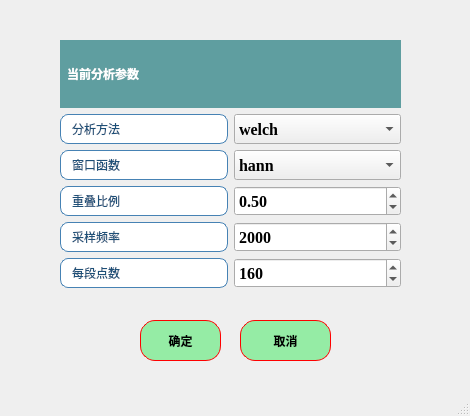
This is ui/VA_method_para.ui in azhongege24/predict_first as Qt 5 draws it before an edit. The edited form follows.
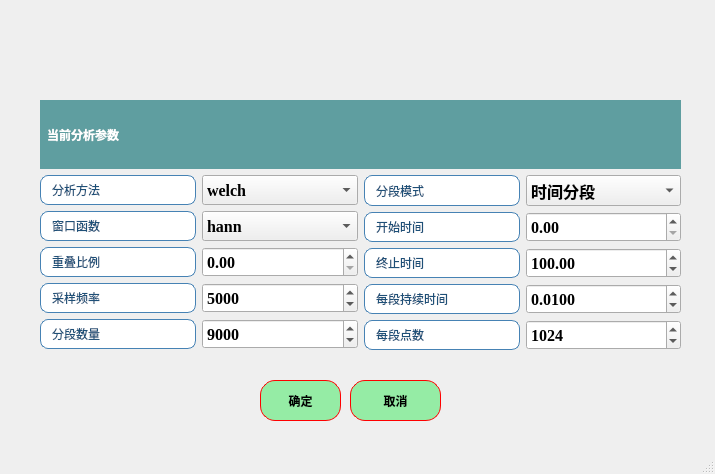
This is the edited form.

Commit message: 目前是有两种切换方式，时间分段和点数分段，但是那个预期得到160个输出功率谱密度的点还需要再琢磨一下，是否参数是可以指定

```diff
--- a/ui/VA_method_para.ui
+++ b/ui/VA_method_para.ui
@@ -6,8 +6,8 @@
    <rect>
     <x>0</x>
     <y>0</y>
-    <width>470</width>
-    <height>416</height>
+    <width>715</width>
+    <height>474</height>
    </rect>
   </property>
   <property name="windowTitle">
@@ -17,8 +17,8 @@
    <widget class="QPushButton" name="pushButton_2">
     <property name="geometry">
      <rect>
-      <x>240</x>
-      <y>320</y>
+      <x>350</x>
+      <y>380</y>
       <width>91</width>
       <height>41</height>
      </rect>
@@ -48,8 +48,8 @@
    <widget class="QPushButton" name="pushButton">
     <property name="geometry">
      <rect>
-      <x>140</x>
-      <y>320</y>
+      <x>260</x>
+      <y>380</y>
       <width>81</width>
       <height>41</height>
      </rect>
@@ -79,10 +79,10 @@
    <widget class="QWidget" name="layoutWidget">
     <property name="geometry">
      <rect>
-      <x>60</x>
-      <y>40</y>
-      <width>341</width>
-      <height>248</height>
+      <x>40</x>
+      <y>100</y>
+      <width>641</width>
+      <height>250</height>
      </rect>
     </property>
     <layout class="QVBoxLayout" name="verticalLayout_2">
@@ -107,6 +107,8 @@
       </widget>
      </item>
      <item>
+      <layout class="QHBoxLayout" name="horizontalLayout_5">
+       <item>
       <layout class="QVBoxLayout" name="verticalLayout">
        <item>
         <layout class="QHBoxLayout" name="horizontalLayout">
@@ -329,7 +331,7 @@
             <double>0.100000000000000</double>
            </property>
            <property name="value">
-            <double>0.500000000000000</double>
+              <double>0.000000000000000</double>
            </property>
           </widget>
          </item>
@@ -385,14 +387,323 @@
             <number>9999</number>
            </property>
            <property name="value">
-            <number>2000</number>
+              <number>5000</number>
            </property>
           </widget>
          </item>
         </layout>
        </item>
        <item>
-        <layout class="QHBoxLayout" name="horizontalLayout_5">
+          <layout class="QHBoxLayout" name="horizontalLayout_6">
+           <item>
+            <widget class="QLabel" name="label_9">
+             <property name="minimumSize">
+              <size>
+               <width>0</width>
+               <height>0</height>
+              </size>
+             </property>
+             <property name="maximumSize">
+              <size>
+               <width>16777215</width>
+               <height>30</height>
+              </size>
+             </property>
+             <property name="styleSheet">
+              <string notr="true">QLabel {
+    border: 1px solid rgb(70, 130, 180);   /* 增强为科研蓝边框，参考Nature期刊图表色 */
+    border-radius: 8px;
+    padding: 4px 8px;
+    background-color: rgb(255, 255, 255);  /* 纯白背景提升对比度 */
+    color: rgb(30, 80, 120);               /* 深海军蓝文字，对比度达8:1 */
+    font: bold 16pt &quot;Times New Roman&quot;;     
+    qproperty-alignment: 'AlignCenter';
+    /* 强化阴影效果 */
+}
+
+QLabel:hover {
+    border-color: rgb(0, 100, 180);        /* 悬停时使用更高饱和的科研蓝 */
+    background-color: rgb(240, 248, 255);  /* 极浅蓝悬停反馈 */
+}
+
+QLabel:pressed {
+    background-color: rgb(220, 240, 255);  /* 按压状态模拟墨水渗透效果 */
+}</string>
+             </property>
+             <property name="text">
+              <string>分段数量</string>
+             </property>
+            </widget>
+           </item>
+           <item>
+            <widget class="QSpinBox" name="spinBox_num_segments">
+             <property name="minimumSize">
+              <size>
+               <width>0</width>
+               <height>30</height>
+              </size>
+             </property>
+             <property name="font">
+              <font>
+               <family>Times New Roman</family>
+               <pointsize>12</pointsize>
+               <weight>75</weight>
+               <bold>true</bold>
+              </font>
+             </property>
+             <property name="maximum">
+              <number>9999</number>
+             </property>
+             <property name="singleStep">
+              <number>1</number>
+             </property>
+             <property name="value">
+              <number>9000</number>
+             </property>
+            </widget>
+           </item>
+          </layout>
+         </item>
+        </layout>
+       </item>
+       <item>
+        <layout class="QVBoxLayout" name="verticalLayout_4">
+         <item>
+          <layout class="QHBoxLayout" name="horizontalLayout_11">
+           <item>
+            <widget class="QLabel" name="label_11">
+             <property name="styleSheet">
+              <string notr="true">QLabel {
+    border: 1px solid rgb(70, 130, 180);   /* 增强为科研蓝边框，参考Nature期刊图表色 */
+    border-radius: 8px;
+    padding: 4px 8px;
+    background-color: rgb(255, 255, 255);  /* 纯白背景提升对比度 */
+    color: rgb(30, 80, 120);               /* 深海军蓝文字，对比度达8:1 */
+    font: bold 16pt &quot;Times New Roman&quot;;     
+    qproperty-alignment: 'AlignCenter';
+    /* 强化阴影效果 */
+}
+
+QLabel:hover {
+    border-color: rgb(0, 100, 180);        /* 悬停时使用更高饱和的科研蓝 */
+    background-color: rgb(240, 248, 255);  /* 极浅蓝悬停反馈 */
+}
+
+QLabel:pressed {
+    background-color: rgb(220, 240, 255);  /* 按压状态模拟墨水渗透效果 */
+}</string>
+             </property>
+             <property name="text">
+              <string>分段模式</string>
+             </property>
+            </widget>
+           </item>
+           <item>
+            <widget class="QComboBox" name="comboBox_segment_mode">
+             <property name="minimumSize">
+              <size>
+               <width>4</width>
+               <height>30</height>
+              </size>
+             </property>
+             <property name="font">
+              <font>
+               <family>楷体</family>
+               <pointsize>12</pointsize>
+               <weight>75</weight>
+               <bold>true</bold>
+              </font>
+             </property>
+             <item>
+              <property name="text">
+               <string>时间分段</string>
+              </property>
+             </item>
+             <item>
+              <property name="text">
+               <string>点数分段</string>
+              </property>
+             </item>
+            </widget>
+           </item>
+          </layout>
+         </item>
+         <item>
+          <layout class="QHBoxLayout" name="horizontalLayout_12">
+           <item>
+            <widget class="QLabel" name="label_7">
+             <property name="styleSheet">
+              <string notr="true">QLabel {
+    border: 1px solid rgb(70, 130, 180);   /* 增强为科研蓝边框，参考Nature期刊图表色 */
+    border-radius: 8px;
+    padding: 4px 8px;
+    background-color: rgb(255, 255, 255);  /* 纯白背景提升对比度 */
+    color: rgb(30, 80, 120);               /* 深海军蓝文字，对比度达8:1 */
+    font: bold 16pt &quot;Times New Roman&quot;;     
+    qproperty-alignment: 'AlignCenter';
+    /* 强化阴影效果 */
+}
+
+QLabel:hover {
+    border-color: rgb(0, 100, 180);        /* 悬停时使用更高饱和的科研蓝 */
+    background-color: rgb(240, 248, 255);  /* 极浅蓝悬停反馈 */
+}
+
+QLabel:pressed {
+    background-color: rgb(220, 240, 255);  /* 按压状态模拟墨水渗透效果 */
+}</string>
+             </property>
+             <property name="text">
+              <string>开始时间</string>
+             </property>
+            </widget>
+           </item>
+           <item>
+            <widget class="QDoubleSpinBox" name="doubleSpinBox_start_time">
+             <property name="minimumSize">
+              <size>
+               <width>0</width>
+               <height>30</height>
+              </size>
+             </property>
+             <property name="font">
+              <font>
+               <family>Times New Roman</family>
+               <pointsize>12</pointsize>
+               <weight>75</weight>
+               <bold>true</bold>
+              </font>
+             </property>
+             <property name="singleStep">
+              <double>0.100000000000000</double>
+             </property>
+             <property name="value">
+              <double>0.000000000000000</double>
+             </property>
+            </widget>
+           </item>
+          </layout>
+         </item>
+         <item>
+          <layout class="QHBoxLayout" name="horizontalLayout_13">
+           <item>
+            <widget class="QLabel" name="label_8">
+             <property name="styleSheet">
+              <string notr="true">QLabel {
+    border: 1px solid rgb(70, 130, 180);   /* 增强为科研蓝边框，参考Nature期刊图表色 */
+    border-radius: 8px;
+    padding: 4px 8px;
+    background-color: rgb(255, 255, 255);  /* 纯白背景提升对比度 */
+    color: rgb(30, 80, 120);               /* 深海军蓝文字，对比度达8:1 */
+    font: bold 16pt &quot;Times New Roman&quot;;     
+    qproperty-alignment: 'AlignCenter';
+    /* 强化阴影效果 */
+}
+
+QLabel:hover {
+    border-color: rgb(0, 100, 180);        /* 悬停时使用更高饱和的科研蓝 */
+    background-color: rgb(240, 248, 255);  /* 极浅蓝悬停反馈 */
+}
+
+QLabel:pressed {
+    background-color: rgb(220, 240, 255);  /* 按压状态模拟墨水渗透效果 */
+}</string>
+             </property>
+             <property name="text">
+              <string>终止时间</string>
+             </property>
+            </widget>
+           </item>
+           <item>
+            <widget class="QDoubleSpinBox" name="doubleSpinBox_end_time">
+             <property name="minimumSize">
+              <size>
+               <width>0</width>
+               <height>30</height>
+              </size>
+             </property>
+             <property name="font">
+              <font>
+               <family>Times New Roman</family>
+               <pointsize>12</pointsize>
+               <weight>75</weight>
+               <bold>true</bold>
+              </font>
+             </property>
+             <property name="maximum">
+              <double>999.899999999999977</double>
+             </property>
+             <property name="singleStep">
+              <double>0.100000000000000</double>
+             </property>
+             <property name="value">
+              <double>100.000000000000000</double>
+             </property>
+            </widget>
+           </item>
+          </layout>
+         </item>
+         <item>
+          <layout class="QHBoxLayout" name="horizontalLayout_14">
+           <item>
+            <widget class="QLabel" name="label_10">
+             <property name="styleSheet">
+              <string notr="true">QLabel {
+    border: 1px solid rgb(70, 130, 180);   /* 增强为科研蓝边框，参考Nature期刊图表色 */
+    border-radius: 8px;
+    padding: 4px 8px;
+    background-color: rgb(255, 255, 255);  /* 纯白背景提升对比度 */
+    color: rgb(30, 80, 120);               /* 深海军蓝文字，对比度达8:1 */
+    font: bold 16pt &quot;Times New Roman&quot;;     
+    qproperty-alignment: 'AlignCenter';
+    /* 强化阴影效果 */
+}
+
+QLabel:hover {
+    border-color: rgb(0, 100, 180);        /* 悬停时使用更高饱和的科研蓝 */
+    background-color: rgb(240, 248, 255);  /* 极浅蓝悬停反馈 */
+}
+
+QLabel:pressed {
+    background-color: rgb(220, 240, 255);  /* 按压状态模拟墨水渗透效果 */
+}</string>
+             </property>
+             <property name="text">
+              <string>每段持续时间</string>
+             </property>
+            </widget>
+           </item>
+           <item>
+            <widget class="QDoubleSpinBox" name="doubleSpinBox_segment_duration">
+             <property name="minimumSize">
+              <size>
+               <width>0</width>
+               <height>30</height>
+              </size>
+             </property>
+             <property name="font">
+              <font>
+               <family>Times New Roman</family>
+               <pointsize>12</pointsize>
+               <weight>75</weight>
+               <bold>true</bold>
+              </font>
+             </property>
+             <property name="decimals">
+              <number>4</number>
+             </property>
+             <property name="singleStep">
+              <double>0.100000000000000</double>
+             </property>
+             <property name="value">
+              <double>0.010000000000000</double>
+             </property>
+            </widget>
+           </item>
+          </layout>
+         </item>
+         <item>
+          <layout class="QHBoxLayout" name="horizontalLayout_10">
          <item>
           <widget class="QLabel" name="label_6">
            <property name="styleSheet">
@@ -444,9 +755,11 @@
             <number>100</number>
            </property>
            <property name="value">
-            <number>160</number>
-           </property>
-          </widget>
+              <number>1024</number>
+             </property>
+            </widget>
+           </item>
+          </layout>
          </item>
         </layout>
        </item>
```
Left out of the diff: 2 changed lines with no effect on the pictures. Lines whose indentation alone changed are shown as unchanged. The commit also changes 22 other files.
